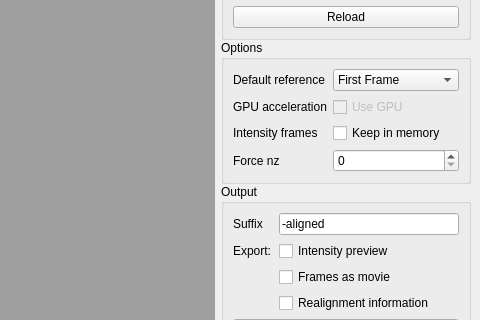
First picture: the form in Source/flim-ui/RealignmentStudio.ui, repository flimfit/Galene, before the edit; both pictures show x 765 to 1245 and y 231 to 551 of the 1245 by 743 pixel window.
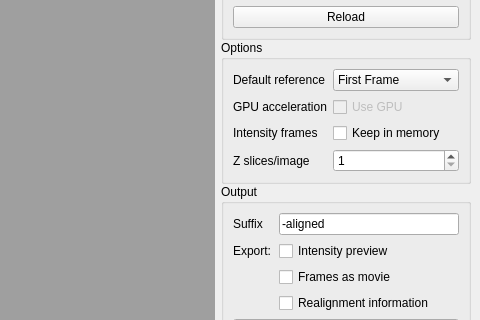
Second picture: the form after the edit. The open tabs and pages were chosen to show the change. Custom widgets are drawn as their Qt base class.

Patch:
```diff
--- a/Source/flim-ui/RealignmentStudio.ui
+++ b/Source/flim-ui/RealignmentStudio.ui
@@ -461,7 +461,7 @@
              <item row="3" column="1">
               <widget class="QSpinBox" name="force_nz_spin">
                <property name="minimum">
-                <number>0</number>
+                <number>1</number>
                </property>
                <property name="maximum">
                 <number>1000</number>
@@ -471,7 +471,7 @@
              <item row="3" column="0">
               <widget class="QLabel" name="label_9">
                <property name="text">
-                <string>Force nz</string>
+                <string>Z slices/image</string>
                </property>
               </widget>
              </item>
```
Left out of the diff: 22 changed lines with no effect on the pictures.
